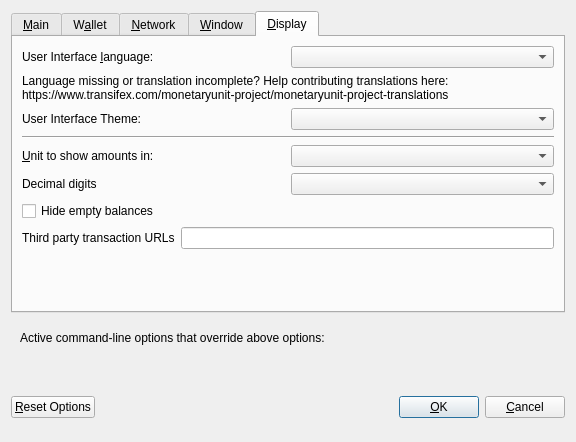
theboldproject/BOLD, file src/qt/forms/optionsdialog.ui: the form before one commit.
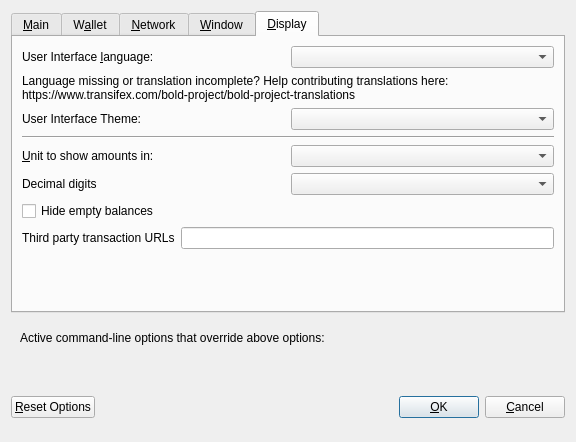
The form after the commit. Custom widgets are drawn as their Qt base class.

The edit to the form file:
```diff
--- a/src/qt/forms/optionsdialog.ui
+++ b/src/qt/forms/optionsdialog.ui
@@ -428,7 +428,7 @@
          </property>
          <property name="text">
           <string>Language missing or translation incomplete? Help contributing translations here:
-https://www.transifex.com/monetaryunit-project/monetaryunit-project-translations</string>
+https://www.transifex.com/bold-project/bold-project-translations</string>
          </property>
          <property name="wordWrap">
           <bool>true</bool>
```
Left out of the diff: 10 changed lines with no effect on the pictures.
